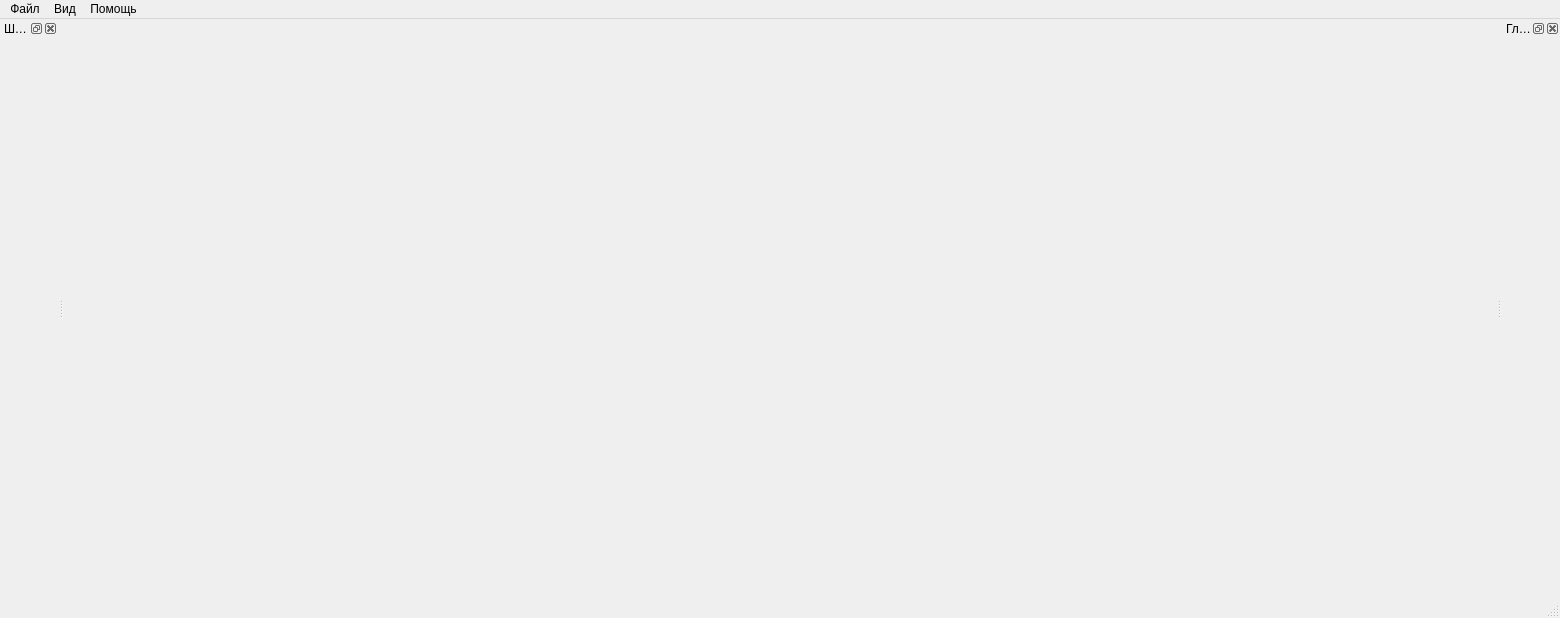
Before: the Qt Designer form ui/mainwindow.ui in Llerr/FontCreator, drawn with Qt 5.
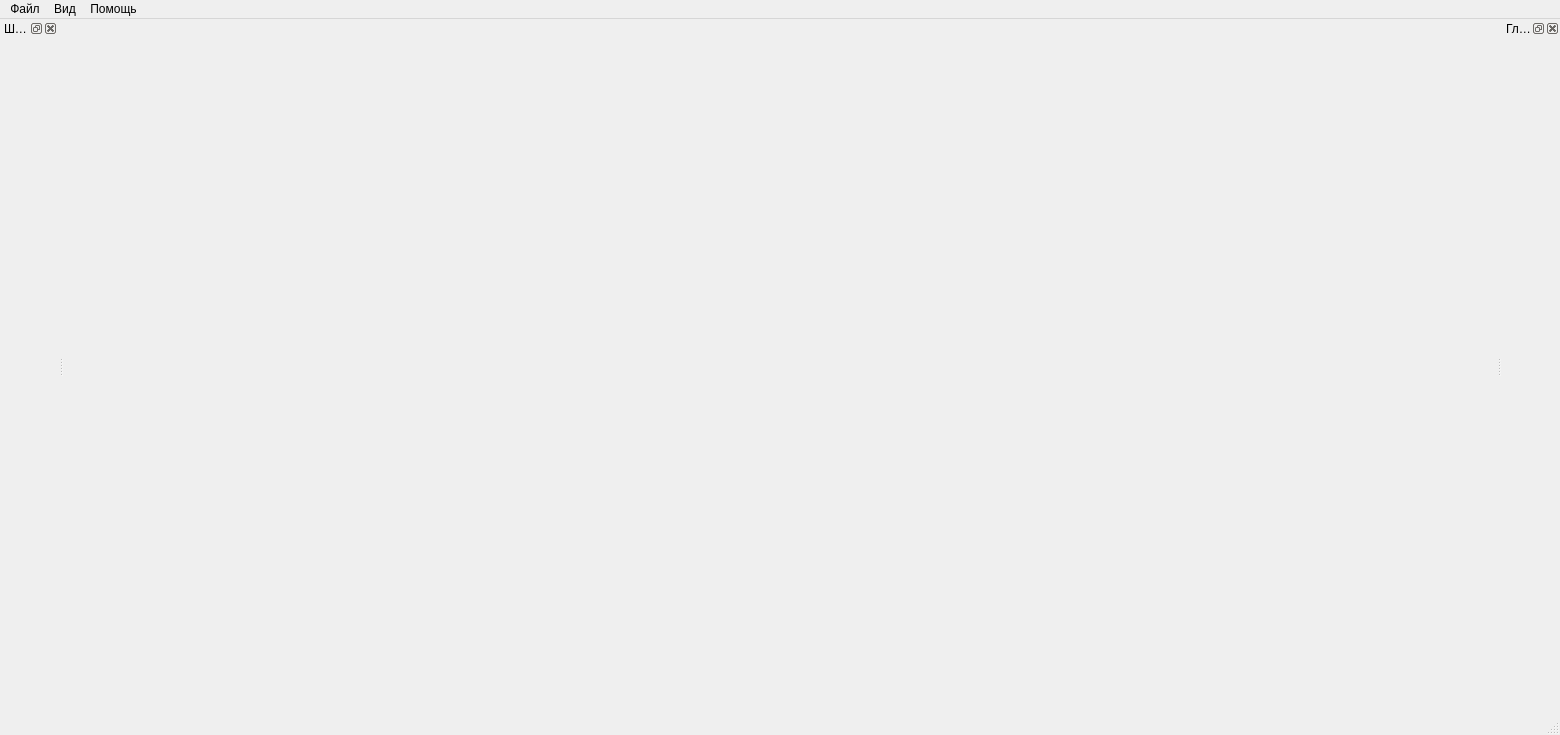
After: the same form once the commit is applied. Icons and pictures are not drawn.

What changed in the file:
```diff
--- a/ui/mainwindow.ui
+++ b/ui/mainwindow.ui
@@ -7,7 +7,7 @@
     <x>0</x>
     <y>0</y>
     <width>1560</width>
-    <height>618</height>
+    <height>735</height>
    </rect>
   </property>
   <property name="windowTitle">
```
Left out of the diff: 30 changed lines with no effect on the pictures.
